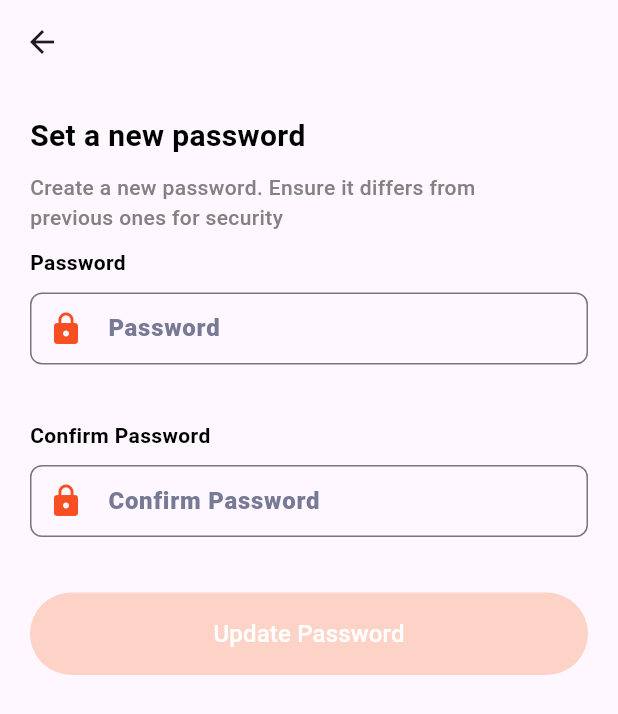
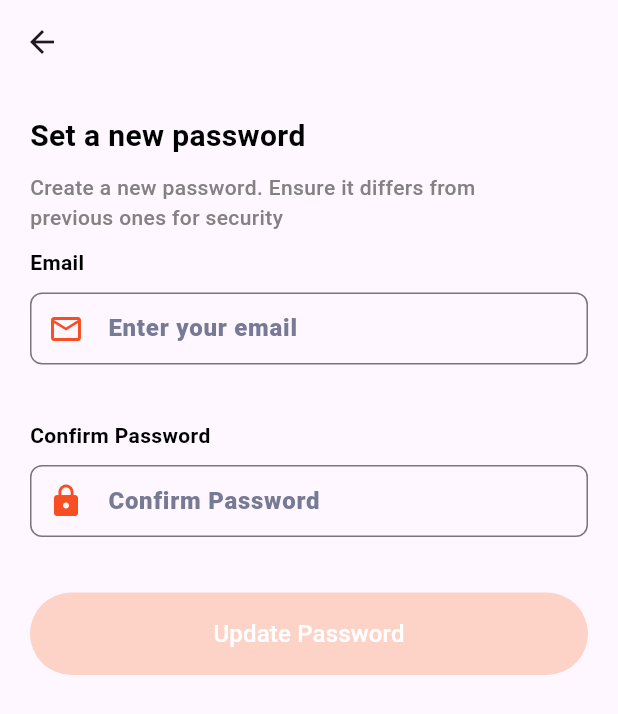
Before and after one commit to basmaabdou/donate_clothes, a Flutter app: the SetNewPassword screen opened directly, on a phone screen of 412 x 824 dp. Shown: the top 714 px of the screen. Run offline on Flutter 3.47's test engine with Material 3 defaults, Android fonts, the phone set to English and light mode, and no system bars; our stand-ins replace animated_text_kit, bloc, carousel_slider, conditional_builder_null_safety, dio, firebase_auth and 13 more; accounts and stored records are empty; network calls fail.

```diff
--- a/lib/ui/screens/users/forget_password/set_new_password.dart
+++ b/lib/ui/screens/users/forget_password/set_new_password.dart
@@ -1,6 +1,6 @@
 import 'package:donate_clothes/ui/screens/users/forget_password/successful.dart';
+import 'package:donate_clothes/ui/widgets/default_text_form_field..dart';
 import 'package:flutter/material.dart';
-import 'package:donate_clothes/ui/widgets/default_text_form_field..dart';
 
 class SetNewPassword extends StatefulWidget {
   @override
@@ -12,6 +12,7 @@ class _SetNewPasswordState extends State<SetNewPassword> {
   TextEditingController confirmPassController = TextEditingController();
 
   bool isButtonEnabled = false;
+  bool isPassword = false;
 
   @override
   void dispose() {
@@ -24,7 +25,8 @@ class _SetNewPasswordState extends State<SetNewPassword> {
   Widget build(BuildContext context) {
     return Scaffold(
       appBar: AppBar(),
-      body: Padding(
+      body: SingleChildScrollView(
+        child: Padding(
           padding: const EdgeInsets.all(20.0),
           child: Column(
             mainAxisAlignment: MainAxisAlignment.start,
@@ -49,7 +51,7 @@ class _SetNewPasswordState extends State<SetNewPassword> {
               ),
               SizedBox(height: 10),
               Text(
-              'Password',
+                'Email',
                 style: TextStyle(
                   fontWeight: FontWeight.w600,
                   fontSize: 14,
@@ -59,14 +61,13 @@ class _SetNewPasswordState extends State<SetNewPassword> {
               SizedBox(height: 10),
               defaultTextForm(
                 controller: passController,
-              type: TextInputType.visiblePassword,
-              hintText: 'Password',
+                type: TextInputType.emailAddress,
+                hintText: "Enter your email",
                 validate: (value) {},
-              prefix: Icons.lock,
+                prefix: Icons.email_outlined,
                 onChanged: (value) {
                   setState(() {
-                  isButtonEnabled = passController.text.isNotEmpty &&
-                      confirmPassController.text.isNotEmpty;
+                    isButtonEnabled = value.isNotEmpty;
                   });
                 },
               ),
@@ -107,11 +108,9 @@ class _SetNewPasswordState extends State<SetNewPassword> {
                   backgroundColor: MaterialStateProperty.resolveWith<Color>(
                     (Set<MaterialState> states) {
                       if (states.contains(MaterialState.disabled)) {
-                      return Color.fromARGB(255, 253, 211,
-                          199); // تعيين اللون عندما يكون الزر فعالا
+                        return Color.fromARGB(255, 253, 211, 199);
                       }
-                    return Color(
-                        0xffF74F22); // تعيين اللون عندما يكون الزر فعالا
+                      return Color.fromRGBO(247, 79, 34, 1);
                     },
                   ),
                   fixedSize: MaterialStateProperty.all<Size>(
@@ -126,6 +125,7 @@ class _SetNewPasswordState extends State<SetNewPassword> {
             ],
           ),
         ),
+      ),
     );
   }
 }
```
Also changed, not shown: lib/firebase_options.dart, 1 other file. Lines whose indentation alone changed are shown as unchanged.
